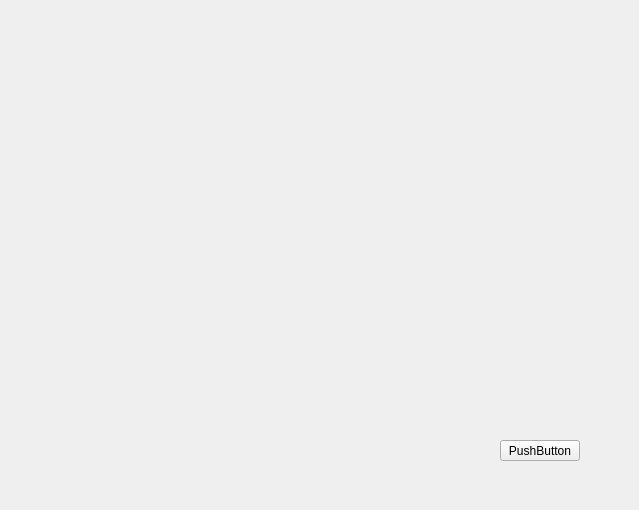
Above: GroupFour_DoctorsOffice/mainwindow.ui from KittimasakBunrat/GroupFour_DoctorsOffice before the change. Below: the same form after it.
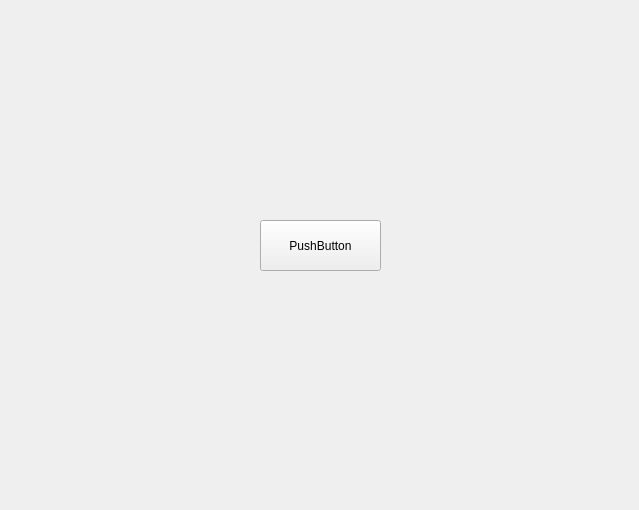
That is the form after the change.

What changed in the file:
```diff
--- a/GroupFour_DoctorsOffice/mainwindow.ui
+++ b/GroupFour_DoctorsOffice/mainwindow.ui
@@ -10,18 +10,30 @@
     <height>510</height>
    </rect>
   </property>
+  <property name="minimumSize">
+   <size>
+    <width>639</width>
+    <height>510</height>
+   </size>
+  </property>
   <property name="windowTitle">
    <string>MainWindow</string>
   </property>
   <widget class="QPushButton" name="pushButton">
    <property name="geometry">
     <rect>
-     <x>500</x>
-     <y>440</y>
-     <width>80</width>
-     <height>21</height>
+     <x>260</x>
+     <y>220</y>
+     <width>121</width>
+     <height>51</height>
     </rect>
    </property>
+   <property name="minimumSize">
+    <size>
+     <width>121</width>
+     <height>51</height>
+    </size>
+   </property>
    <property name="text">
     <string>PushButton</string>
    </property>
```
